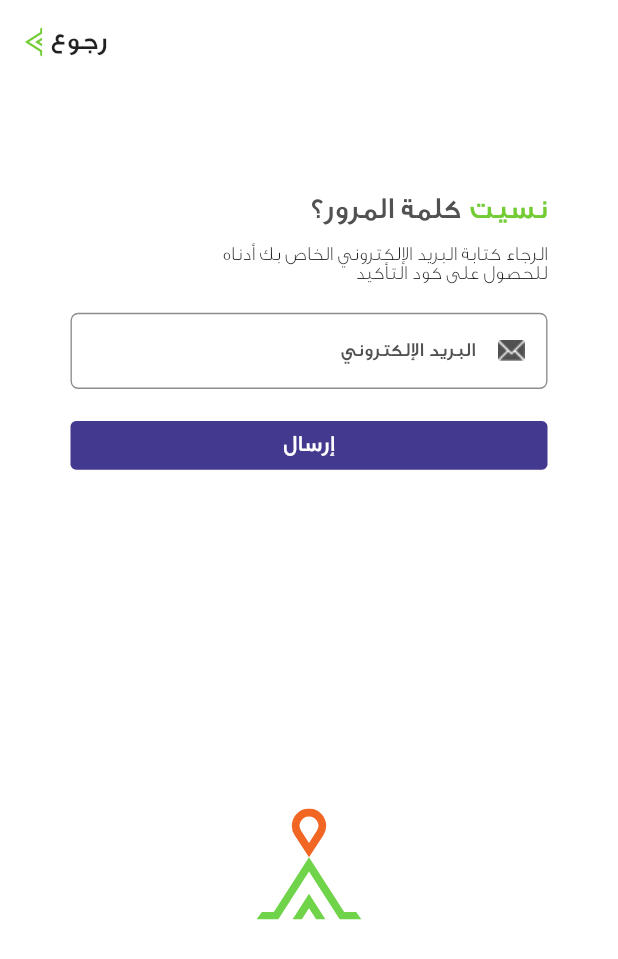
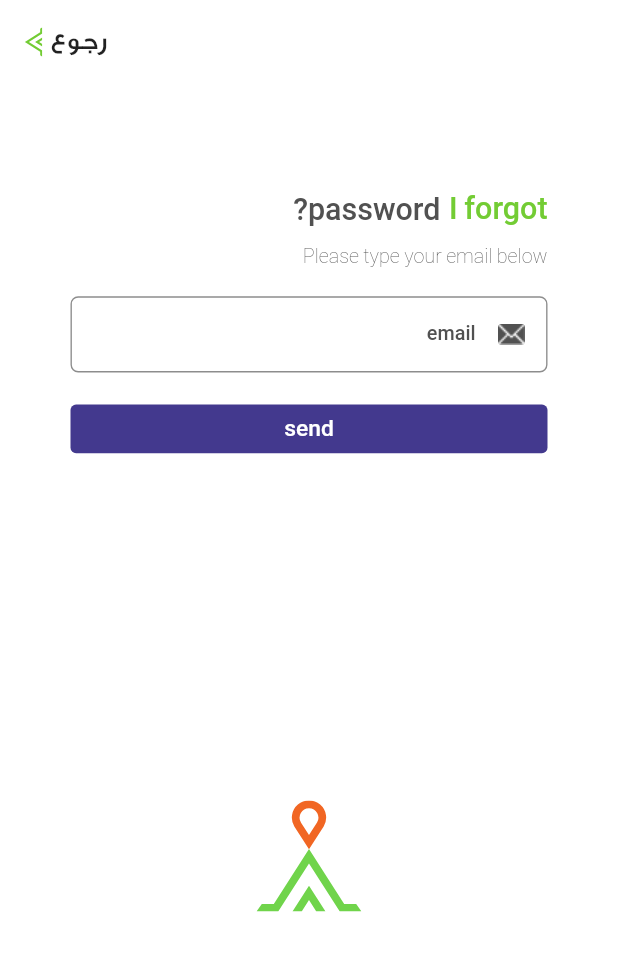
Before and after one commit to MahmedRahman/Tirhaly, a Flutter app: the ForgetPasswordView widget shown alone on an empty page, opened directly, on a phone screen of 412 x 824 dp. Shown: the top 959 px of the screen. Run offline on Flutter 3.47's test engine with Material 2 defaults, Android fonts, the phone set to English and light mode, and no system bars; our stand-ins replace animate_do, flutter_screenutil, flutter_svg, get, page_transition, pin_code_fields and 1 more; statements that could not run were skipped.

Commit message:
translation

```diff
--- a/lib/core/translations/ar-EG/ar_eg_translations.dart
+++ b/lib/core/translations/ar-EG/ar_eg_translations.dart
@@ -389,6 +389,19 @@ final Map<String, String> arEg = {
   'terms and conditions': 'أوافق على الشروط والأحكام',
   'log in with': 'أو الدخول بواسطة',
   'Don\'t have an account?': 'ليس لديك حساب؟',
-
-
+  'Remember me': 'تذكرني',
+  'Create an account': 'أنشئ حساب',
+  'I forgot': 'نسيت',
+  'password?': 'كلمة المرور؟',
+  'Please type your email below': 'الرجاء كتابة البريد الإلكتروني الخاص بك أدناه\nللحصول على كود التأكيد',
+  'send': 'إرسال',
+  'code': 'كود',
+  'confirmation': 'التأكيد',
+  'We have sent you a confirmation code to your email': 'لقد أرسلنا لك كود التأكيد على الإيميل',
+  'Please enter the code with a minimum of 6 digits': 'يرجي ادخال الكود بشكل صحيح لا يقل عن ٦ ارقام',
+  'Resend': 'إعادة إرسال',
+  'done': 'تأكيد',
+  'repeat': 'إعادة',
+  'Reset password': 'إعادة كلمة المرور',
+  'Forgot your password?': 'نسيت كلمة المرور؟',
 };
--- a/lib/features/auth/presentation/pages/restPassword/forget_password_view.dart
+++ b/lib/features/auth/presentation/pages/restPassword/forget_password_view.dart
@@ -1,9 +1,9 @@
 import 'package:animate_do/animate_do.dart';
 import 'package:flutter/material.dart';
-import 'package:flutter/src/widgets/framework.dart';
 import 'package:flutter_screenutil/flutter_screenutil.dart';
 import 'package:get/get.dart';
 import 'package:thrhaly/core/const.dart';
+import 'package:thrhaly/core/image_path.dart';
 import 'package:thrhaly/core/spacer.dart';
 import 'package:thrhaly/features/auth/presentation/pages/restPassword/otp_view.dart';
 import 'package:thrhaly/features/auth/presentation/widgets/back_button.dart';
@@ -40,12 +40,12 @@ class ForgetPasswordView extends GetView {
               height: 73.h,
             ),
             FormTitle(
-              firstText: "نسيت",
-              scandText: "كلمة المرور؟",
+              firstText: "I forgot".tr,
+              scandText: "password?".tr,
             ),
             SpacerH12(),
             Text(
-              "الرجاء كتابة البريد الإلكتروني الخاص بك أدناه\nللحصول على كود التأكيد",
+              "Please type your email below".tr,
               style: Theme.of(Get.context!).textTheme.headlineSmall,
             ),
             SpacerH19(),
@@ -56,12 +56,12 @@ class ForgetPasswordView extends GetView {
                 children: [
                   MyTextFormField(
                     tag: "email",
-                    labelText: "البريد الإلكتروني",
-                    hintText: "ادخل البريد الإلكتروني",
-                    AssetImageIcon: "assets/images/icon_email.png",
+                    labelText: "email".tr,
+                    hintText: "enter email".tr,
+                    AssetImageIcon: AppImagePath.icon_email,
                     validator: (value) {
                       if (value!.isEmpty == true || value == "") {
-                        return "حقل مطلوب";
+                        return "Required field".tr;
                       }
                       return null;
                     },
@@ -69,7 +69,7 @@ class ForgetPasswordView extends GetView {
                   SpacerH21(),
                   LoginButton(
                     ButtonBackGroundColor: Color(AppConst.KColorBlue),
-                    title: "إرسال",
+                    title: "send".tr,
                     onPressed: () {
                       _formKey.currentState!.validate();
                       Get.to(() => OtpView());
@@ -78,9 +78,7 @@ class ForgetPasswordView extends GetView {
                 ],
               ),
             ),
-            SizedBox(
-              height: 15,
-            ),
+            SpacerH15(),
           ],
         ),
       ),
--- a/lib/features/auth/presentation/pages/restPassword/rest_passeord_view.dart
+++ b/lib/features/auth/presentation/pages/restPassword/rest_passeord_view.dart
@@ -3,6 +3,7 @@ import 'package:flutter/src/widgets/framework.dart';
 import 'package:flutter_screenutil/flutter_screenutil.dart';
 import 'package:get/get.dart';
 import 'package:thrhaly/core/const.dart';
+import 'package:thrhaly/core/image_path.dart';
 import 'package:thrhaly/core/spacer.dart';
 import 'package:thrhaly/features/auth/presentation/widgets/back_button.dart';
 import 'package:thrhaly/features/auth/presentation/widgets/base_auth_page.dart';
@@ -37,33 +38,33 @@ class ResetPasswordView extends GetView {
               height: 73.h,
             ),
             FormTitle(
-                firstText: "إعادة",
-                scandText: "كلمة المرور",
+              firstText: "repeat".tr,
+              scandText: "password".tr,
             ),
             SpacerH19(),
             MyTextFormField(
               tag: "pass",
-                labelText: "كلمة المرور",
-                hintText: "ادخل كلمة المرور",
-                AssetImageIcon: "assets/images/icon_pass.png",
+              labelText: "password".tr,
+              hintText: "enter password".tr,
+              AssetImageIcon: AppImagePath.icon_pass,
               obscureText: true,
               validator: (value) {
                 if (value!.isEmpty == true || value == "") {
-                    return "حقل مطلوب";
+                  return "Required field".tr;
                 }
                 return null;
               },
             ),
             SpacerH15(),
             MyTextFormField(
-                tag: "pass",
-                labelText: "إعادة كلمة المرور",
-                hintText: "ادخل كلمة المرور",
-                AssetImageIcon: "assets/images/icon_pass.png",
+              tag: "repass",
+              labelText: "Reset password".tr,
+              hintText: "Enter the password".tr,
+              AssetImageIcon: AppImagePath.icon_pass,
               obscureText: true,
               validator: (value) {
                 if (value!.isEmpty == true || value == "") {
-                    return "حقل مطلوب";
+                  return "Required field".tr;
                 }
                 return null;
               },
@@ -71,16 +72,15 @@ class ResetPasswordView extends GetView {
             SpacerH18(),
             LoginButton(
               ButtonBackGroundColor: Color(AppConst.KColorBlue),
-                title: "حفظ",
+              title: "save".tr,
               onPressed: () {
                 Get.to(() => HomeView());
               },
             ),
-              SizedBox(
-                height: 15,
-              ),
+            SpacerH15(),
           ],
         ),
-        ));
+      ),
+    );
   }
 }
--- a/lib/features/auth/presentation/widgets/skip_button.dart
+++ b/lib/features/auth/presentation/widgets/skip_button.dart
@@ -1,8 +1,6 @@
 import 'package:flutter/material.dart';
-import 'package:flutter_screenutil/flutter_screenutil.dart';
 import 'package:flutter_svg/flutter_svg.dart';
 import 'package:get/get.dart';
-import 'package:thrhaly/core/fontWeight_ex.dart';
 import 'package:thrhaly/core/spacer.dart';
 
 Widget SkipButton({
```
Also changed, not shown: lib/features/auth/presentation/pages/restPassword/otp_view.dart (+8 -52 lines), lib/features/auth/presentation/pages/sigin_up_view.dart (+2 -5 lines), lib/features/auth/presentation/pages/sign_in_view.dart (+20 -18 lines), pubspec.lock. Lines whose indentation alone changed are shown as unchanged.
